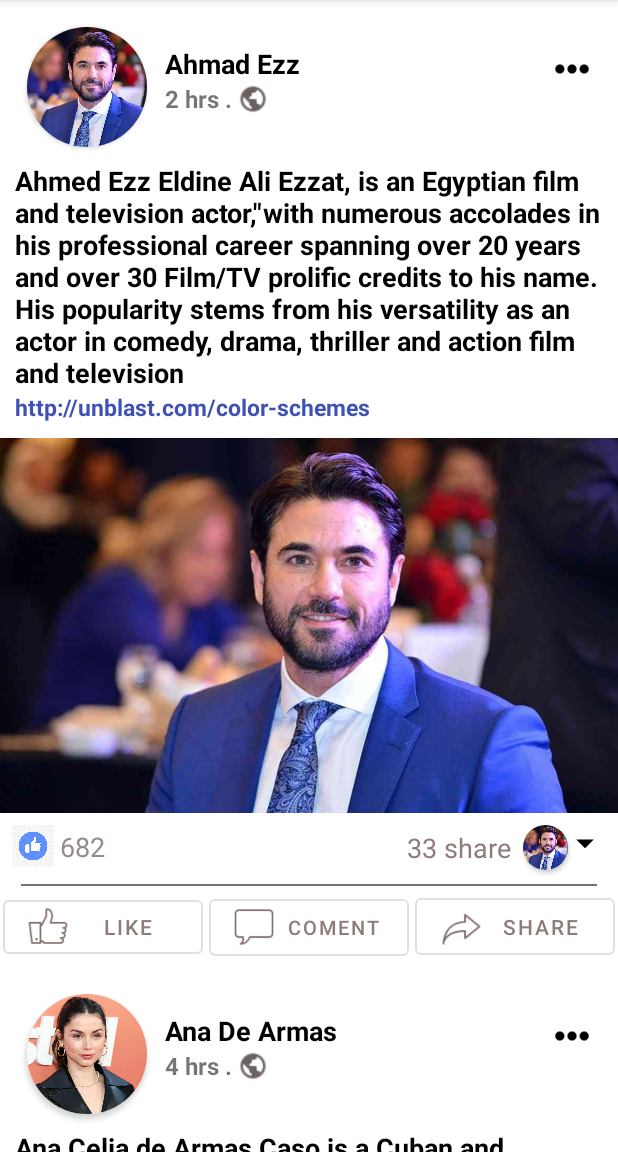
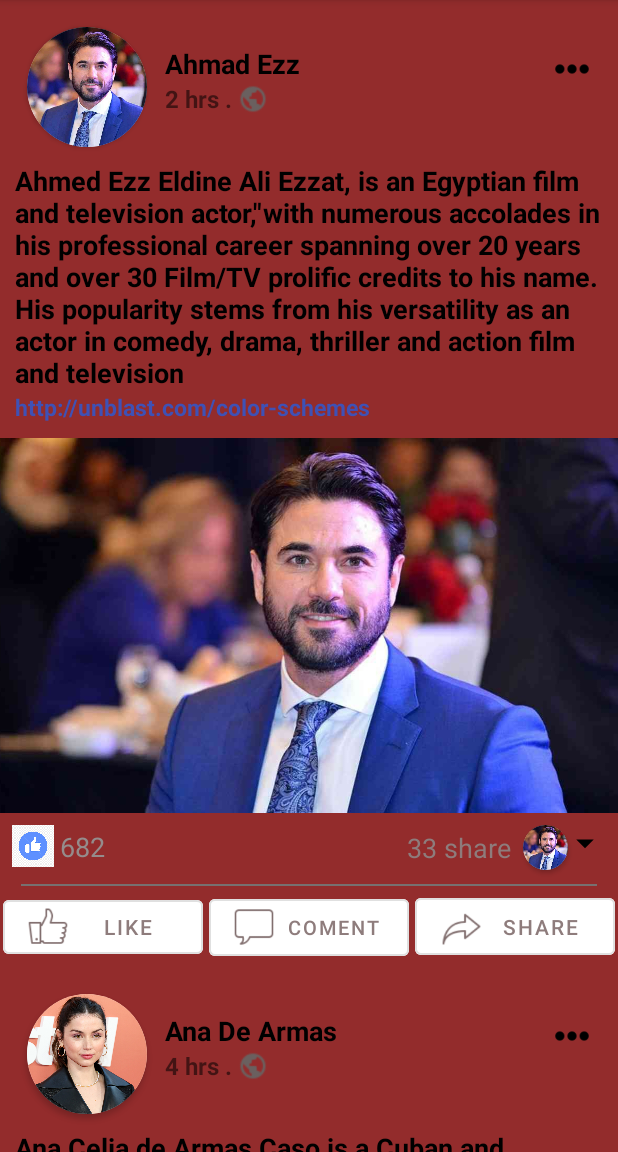
Before and after one commit to ZeyadElnakeeb/facebookTimeLineRv, an Android app: the screen it shows after launch (MainActivity), on a phone screen of 412 x 824 dp, the part 84-1236 px from its top. Run offline under Robolectric (Android 15) with nearby library versions, the phone set to English and light mode, and no system bars.

Commit message:
changed item back ground rv

```diff
--- a/app/src/main/res/layout/item_post_layout.xml
+++ b/app/src/main/res/layout/item_post_layout.xml
@@ -2,6 +2,7 @@
 <androidx.constraintlayout.widget.ConstraintLayout xmlns:android="http://schemas.android.com/apk/res/android"
     android:layout_width="match_parent"
     android:layout_height="wrap_content"
+    android:background="#932C2C"
     xmlns:app="http://schemas.android.com/apk/res-auto"
     xmlns:tools="http://schemas.android.com/tools">
 
```
